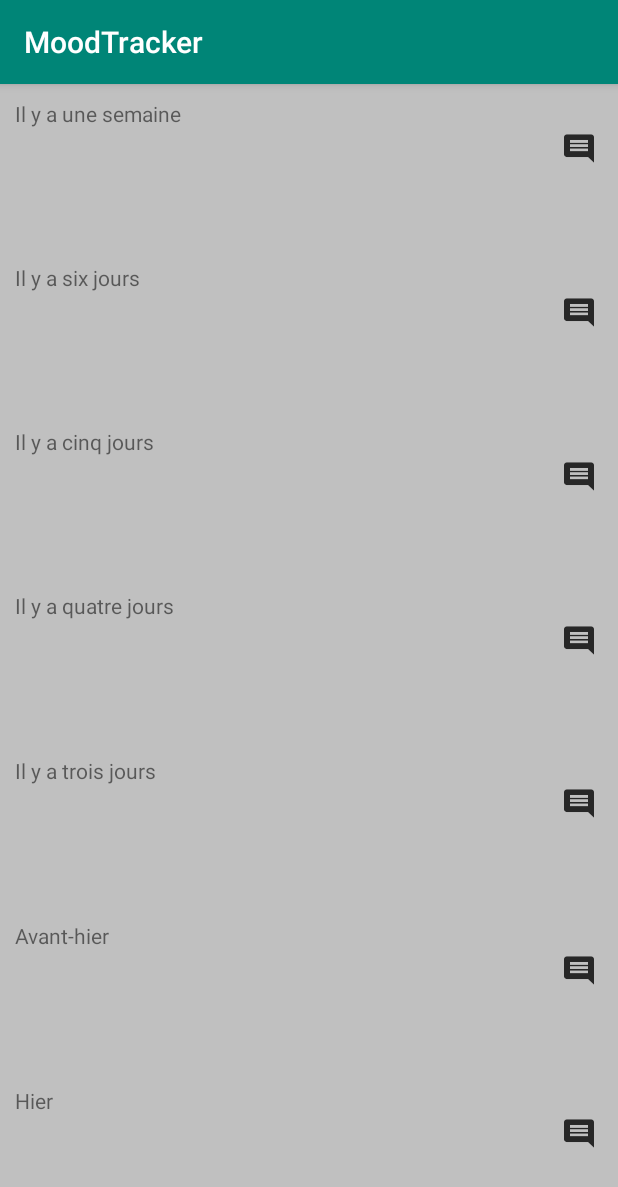
After one commit to markmomo/MoodTracker, an Android app: the HistoryActivity screen opened directly, with no data from a screen before it, on a phone screen of 412 x 824 dp. The commit adds this screen. Shown: the top 1187 px of the screen. Run offline under Robolectric (Android 15) with nearby library versions, the phone set to English and light mode, and no system bars.

Commit message:
HistoryActivity creation
Creating and connecting HistoryActivity and his
buttons to MainActivity

```diff
--- a/app/src/main/AndroidManifest.xml
+++ b/app/src/main/AndroidManifest.xml
@@ -9,6 +9,7 @@
         android:roundIcon="@mipmap/ic_launcher_round"
         android:supportsRtl="true"
         android:theme="@style/AppTheme">
+        <activity android:name=".controllers.HistoryActivity"></activity>
         <activity android:name=".controllers.MainActivity">
             <intent-filter>
                 <action android:name="android.intent.action.MAIN" />
--- /dev/null
+++ b/app/src/main/java/markmomo/com/moodtracker/controllers/HistoryActivity.java
@@ -0,0 +1,39 @@
+package markmomo.com.moodtracker.controllers;
+
+import android.support.v7.app.AppCompatActivity;
+import android.os.Bundle;
+import android.util.Log;
+import android.view.View;
+
+import markmomo.com.moodtracker.R;
+
+public class HistoryActivity extends AppCompatActivity {
+
+    @Override
+    protected void onCreate(Bundle savedInstanceState) {
+        super.onCreate(savedInstanceState);
+        setContentView(R.layout.activity_history);
+    }
+
+    public void button7IsClicked(View view){
+        Log.e("HistoryActivity Button", "button7IsClicked: ");
+    }
+    public void button6IsClicked(View view){
+        Log.e("HistoryActivity Button", "button6IsClicked: ");
+    }
+    public void button5IsClicked(View view){
+        Log.e("HistoryActivity Button", "button5IsClicked: ");
+    }
+    public void button4IsClicked(View view){
+        Log.e("HistoryActivity Button", "button4IsClicked: ");
+    }
+    public void button3IsClicked(View view){
+        Log.e("HistoryActivity Button", "button3IsClicked: ");
+    }
+    public void button2IsClicked(View view){
+        Log.e("HistoryActivity Button", "button2IsClicked: ");
+    }
+    public void button1IsClicked(View view){
+        Log.e("HistoryActivity Button", "button1IsClicked: ");
+    }
+}
--- a/app/src/main/java/markmomo/com/moodtracker/controllers/MainActivity.java
+++ b/app/src/main/java/markmomo/com/moodtracker/controllers/MainActivity.java
@@ -1,8 +1,10 @@
 package markmomo.com.moodtracker.controllers;
 
+import android.content.Intent;
 import android.support.v4.view.ViewPager;
 import android.support.v7.app.AppCompatActivity;
 import android.os.Bundle;
+import android.view.View;
 import android.widget.ImageButton;
 import markmomo.com.moodtracker.R;
 import markmomo.com.moodtracker.tools.SmileysAdapter;
@@ -12,6 +14,11 @@ public class MainActivity extends AppCompatActivity {
 
     ImageButton mNoteIcon,mHistoryIcon;
 
+
+    public void historyIconIsClicked (View view){
+        Intent intent = new Intent(MainActivity.this,HistoryActivity.class);
+        startActivity(intent);
+    }
 
     @Override
     protected void onCreate(Bundle savedInstanceState) {
--- /dev/null
+++ b/app/src/main/res/layout/activity_history.xml
@@ -0,0 +1,220 @@
+<?xml version="1.0" encoding="utf-8"?>
+<LinearLayout xmlns:android="http://schemas.android.com/apk/res/android"
+    xmlns:app="http://schemas.android.com/apk/res-auto"
+    xmlns:tools="http://schemas.android.com/tools"
+    android:layout_width="match_parent"
+    android:layout_height="match_parent"
+    tools:context=".controllers.HistoryActivity"
+    android:background="@color/noMoodsGrey"
+    android:orientation="vertical">
+
+    <android.support.constraint.ConstraintLayout
+        android:id="@+id/act_history_day7"
+        android:layout_width="match_parent"
+        android:layout_height="0dp"
+        android:layout_weight="1"
+        android:background="@color/noMoodsGrey">
+
+        <TextView
+            android:layout_width="wrap_content"
+            android:layout_height="wrap_content"
+            android:layout_marginStart="10dp"
+            android:layout_marginTop="10dp"
+            android:text="@string/il_y_a_une_semaine"
+            app:layout_constraintStart_toStartOf="parent"
+            app:layout_constraintTop_toTopOf="parent" />
+
+        <ImageButton
+            android:id="@+id/act_history_day7_Btn"
+            android:layout_width="wrap_content"
+            android:layout_height="wrap_content"
+            android:layout_marginTop="33dp"
+            android:layout_marginEnd="16dp"
+            android:background="@color/noMoodsGrey"
+            android:onClick="button7IsClicked"
+            android:src="@drawable/ic_comment_black_48px"
+            app:layout_constraintEnd_toEndOf="parent"
+            app:layout_constraintTop_toTopOf="parent"
+            tools:ignore="ContentDescription" />
+    </android.support.constraint.ConstraintLayout>
+
+    <android.support.constraint.ConstraintLayout
+        android:id="@+id/act_history_day6"
+        android:layout_width="match_parent"
+        android:layout_height="0dp"
+        android:layout_weight="1"
+        android:background="@color/noMoodsGrey">
+
+        <TextView
+            android:layout_width="wrap_content"
+            android:layout_height="wrap_content"
+            android:layout_marginStart="10dp"
+            android:layout_marginTop="10dp"
+            android:text="@string/il_y_a_six_jours"
+            app:layout_constraintStart_toStartOf="parent"
+            app:layout_constraintTop_toTopOf="parent" />
+
+        <ImageButton
+            android:id="@+id/act_history_day6_Btn"
+            android:layout_width="wrap_content"
+            android:layout_height="wrap_content"
+            android:layout_marginTop="33dp"
+            android:layout_marginEnd="16dp"
+            android:background="@color/noMoodsGrey"
+            android:onClick="button6IsClicked"
+            android:src="@drawable/ic_comment_black_48px"
+            app:layout_constraintEnd_toEndOf="parent"
+            app:layout_constraintTop_toTopOf="parent"
+            tools:ignore="ContentDescription" />
+    </android.support.constraint.ConstraintLayout>
+
+    <android.support.constraint.ConstraintLayout
+        android:id="@+id/act_history_day5"
+        android:layout_width="match_parent"
+        android:layout_height="0dp"
+        android:layout_weight="1"
+        android:background="@color/noMoodsGrey">
+
+        <TextView
+            android:layout_width="wrap_content"
+            android:layout_height="wrap_content"
+            android:layout_marginStart="10dp"
+            android:layout_marginTop="10dp"
+            android:text="@string/il_y_a_cinq_jours"
+            app:layout_constraintStart_toStartOf="parent"
+            app:layout_constraintTop_toTopOf="parent" />
+
+        <ImageButton
+            android:id="@+id/act_history_day5_Btn"
+            android:layout_width="wrap_content"
+            android:layout_height="wrap_content"
+            android:layout_marginTop="33dp"
+            android:layout_marginEnd="16dp"
+            android:background="@color/noMoodsGrey"
+            android:onClick="button5IsClicked"
+            android:src="@drawable/ic_comment_black_48px"
+            app:layout_constraintEnd_toEndOf="parent"
+            app:layout_constraintTop_toTopOf="parent"
+            tools:ignore="ContentDescription" />
+    </android.support.constraint.ConstraintLayout>
+
+    <android.support.constraint.ConstraintLayout
+        android:id="@+id/act_history_day4"
+        android:layout_width="match_parent"
+        android:layout_height="0dp"
+        android:layout_weight="1"
+        android:background="@color/noMoodsGrey">
+
+        <TextView
+            android:layout_width="wrap_content"
+            android:layout_height="wrap_content"
+            android:layout_marginStart="10dp"
+            android:layout_marginTop="10dp"
+            android:text="@string/il_y_a_quatre_jours"
+            app:layout_constraintStart_toStartOf="parent"
+            app:layout_constraintTop_toTopOf="parent" />
+
+        <ImageButton
+            android:id="@+id/act_history_day4_Btn"
+            android:layout_width="wrap_content"
+            android:layout_height="wrap_content"
+            android:layout_marginTop="33dp"
+            android:layout_marginEnd="16dp"
+            android:background="@color/noMoodsGrey"
+            android:onClick="button4IsClicked"
+            android:src="@drawable/ic_comment_black_48px"
+            app:layout_constraintEnd_toEndOf="parent"
+            app:layout_constraintTop_toTopOf="parent"
+            tools:ignore="ContentDescription" />
+    </android.support.constraint.ConstraintLayout>
+
+    <android.support.constraint.ConstraintLayout
+        android:id="@+id/act_history_day3"
+        android:layout_width="match_parent"
+        android:layout_height="0dp"
+        android:layout_weight="1"
+        android:background="@color/noMoodsGrey">
+
+        <TextView
+            android:layout_width="wrap_content"
+            android:layout_height="wrap_content"
+            android:layout_marginStart="10dp"
+            android:layout_marginTop="10dp"
+            android:text="@string/il_y_a_trois_jours"
+            app:layout_constraintStart_toStartOf="parent"
+            app:layout_constraintTop_toTopOf="parent" />
+
+        <ImageButton
+            android:id="@+id/act_history_day3_Btn"
+            android:layout_width="wrap_content"
+            android:layout_height="wrap_content"
+            android:layout_marginTop="32dp"
+            android:layout_marginEnd="16dp"
+            android:background="@color/noMoodsGrey"
+            android:onClick="button3IsClicked"
+            android:src="@drawable/ic_comment_black_48px"
+            app:layout_constraintEnd_toEndOf="parent"
+            app:layout_constraintTop_toTopOf="parent"
+            tools:ignore="ContentDescription" />
+    </android.support.constraint.ConstraintLayout>
+
+    <android.support.constraint.ConstraintLayout
+        android:id="@+id/act_history_day2"
+        android:layout_width="match_parent"
+        android:layout_height="0dp"
+        android:layout_weight="1"
+        android:background="@color/noMoodsGrey">
+
+        <TextView
+            android:layout_width="wrap_content"
+            android:layout_height="wrap_content"
+            android:layout_marginStart="10dp"
+            android:layout_marginTop="10dp"
+            android:text="@string/avant_hier"
+            app:layout_constraintStart_toStartOf="parent"
+            app:layout_constraintTop_toTopOf="parent" />
+
+        <ImageButton
+            android:id="@+id/act_history_day2_Btn"
+            android:layout_width="wrap_content"
+            android:layout_height="wrap_content"
+            android:layout_marginTop="33dp"
+            android:layout_marginEnd="16dp"
+            android:background="@color/noMoodsGrey"
+            android:onClick="button2IsClicked"
+            android:src="@drawable/ic_comment_black_48px"
+            app:layout_constraintEnd_toEndOf="parent"
+            app:layout_constraintTop_toTopOf="parent"
+            tools:ignore="ContentDescription" />
+    </android.support.constraint.ConstraintLayout>
+
+    <android.support.constraint.ConstraintLayout
+        android:id="@+id/act_history_day1"
+        android:layout_width="match_parent"
+        android:layout_height="0dp"
+        android:layout_weight="1"
+        android:background="@color/noMoodsGrey">
+
+        <TextView
+            android:layout_width="wrap_content"
+            android:layout_height="wrap_content"
+            android:layout_marginStart="10dp"
+            android:layout_marginTop="10dp"
+            android:text="@string/hier"
+            app:layout_constraintStart_toStartOf="parent"
+            app:layout_constraintTop_toTopOf="parent" />
+
+        <ImageButton
+            android:id="@+id/act_history_day1_Btn"
+            android:layout_width="wrap_content"
+            android:layout_height="wrap_content"
+            android:layout_marginTop="32dp"
+            android:layout_marginEnd="16dp"
+            android:background="@color/noMoodsGrey"
+            android:onClick="button1IsClicked"
+            android:src="@drawable/ic_comment_black_48px"
+            app:layout_constraintEnd_toEndOf="parent"
+            app:layout_constraintTop_toTopOf="parent"
+            tools:ignore="ContentDescription" />
+    </android.support.constraint.ConstraintLayout>
+</LinearLayout>
--- a/app/src/main/res/layout/activity_main.xml
+++ b/app/src/main/res/layout/activity_main.xml
@@ -28,18 +28,19 @@
 
     <ImageButton
         android:id="@+id/act_main_history_icon"
-        tools:ignore="ContentDescription"
         android:layout_width="wrap_content"
         android:layout_height="wrap_content"
         android:layout_marginStart="356dp"
         android:layout_marginEnd="46dp"
         android:layout_marginBottom="46dp"
+        android:onClick="historyIconIsClicked"
         app:layout_constraintBottom_toBottomOf="parent"
         app:layout_constraintEnd_toEndOf="parent"
         app:layout_constraintHorizontal_bias="1.0"
         app:layout_constraintStart_toStartOf="parent"
         app:layout_constraintTop_toBottomOf="@+id/act_main_view_pager"
         app:layout_constraintVertical_bias="1.0"
-        app:srcCompat="@drawable/ic_history_black" />
+        app:srcCompat="@drawable/ic_history_black"
+        tools:ignore="ContentDescription" />
 
 </android.support.constraint.ConstraintLayout>
--- a/app/src/main/res/values/strings.xml
+++ b/app/src/main/res/values/strings.xml
@@ -1,3 +1,13 @@
 <resources>
     <string name="app_name">MoodTracker</string>
+
+
+    <string name="hello_blank_fragment">Hello blank fragment</string>
+    <string name="hier">Hier</string>
+    <string name="avant_hier">Avant-hier</string>
+    <string name="il_y_a_trois_jours">Il y a trois jours</string>
+    <string name="il_y_a_quatre_jours">Il y a quatre jours</string>
+    <string name="il_y_a_cinq_jours">Il y a cinq jours</string>
+    <string name="il_y_a_six_jours">Il y a six jours</string>
+    <string name="il_y_a_une_semaine">Il y a une semaine</string>
 </resources>
```
